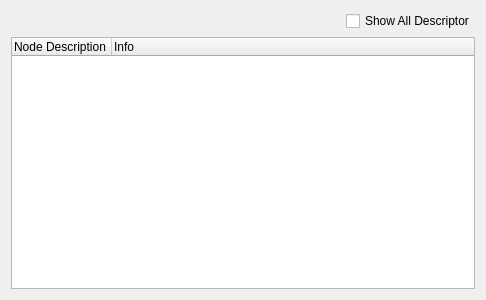
Before: the Qt Designer form kgalileicenter/kviewclasses.ui in pfrancq/galilei, drawn with Qt 5.
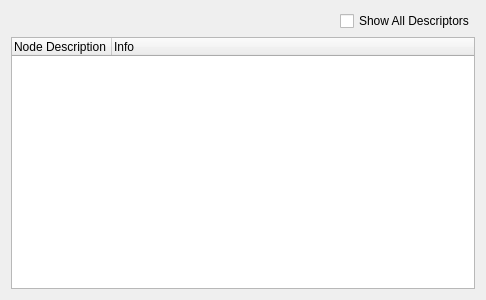
After: the same form once the commit is applied.

Commit message: - Spelling correction.

```diff
--- a/kgalileicenter/kviewclasses.ui
+++ b/kgalileicenter/kviewclasses.ui
@@ -32,7 +32,7 @@
      <item>
       <widget class="QCheckBox" name="ShowAll">
        <property name="text">
-        <string>Show All Descriptor</string>
+        <string>Show All Descriptors</string>
        </property>
       </widget>
      </item>
```
